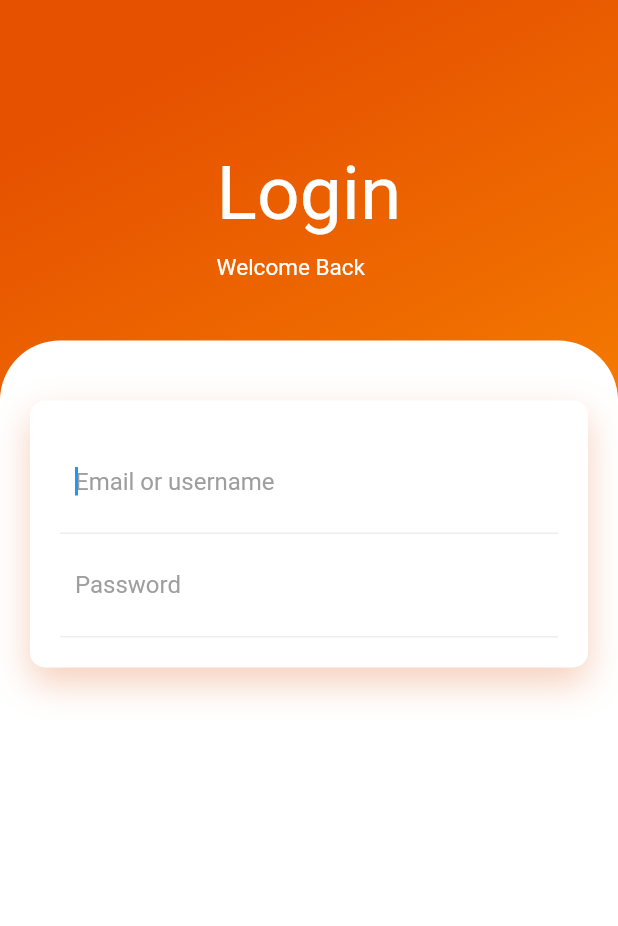
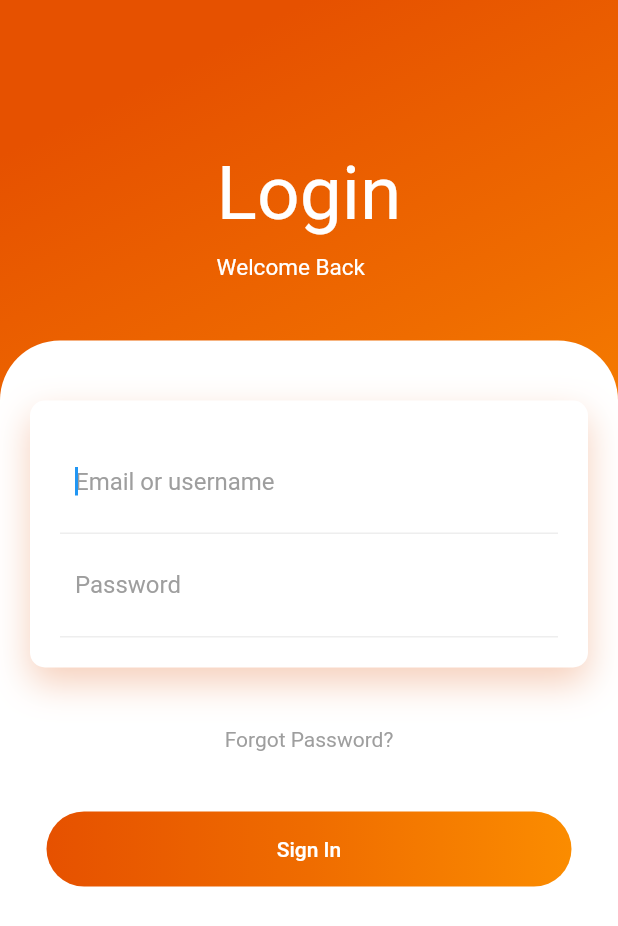
Before and after one commit to theProgrammerDavid/flutter-login, a Flutter app: the screen it shows after launch, on a phone screen of 412 x 824 dp. Shown: the top 926 px of the screen. Run offline on Flutter 3.47's test engine with Material 2 defaults, Android fonts, the phone set to English and light mode, and no system bars.

Commit message:
feat: Sign In page

```diff
--- a/GradientLogin1/lib/main.dart
+++ b/GradientLogin1/lib/main.dart
@@ -63,7 +63,7 @@ class HomePage extends StatelessWidget {
                               border: Border(
                                   bottom: BorderSide(color: Colors.grey[200]))),
                           child: TextField(
-                            autofocus: true,
+                              autofocus: true,
                               decoration: InputDecoration(
                                   hintText: "Email or username",
                                   border: InputBorder.none,
@@ -76,14 +76,41 @@ class HomePage extends StatelessWidget {
                               border: Border(
                                   bottom: BorderSide(color: Colors.grey[200]))),
                           child: TextField(
-                            obscureText: true,
+                              obscureText: true,
                               decoration: InputDecoration(
                                   hintText: "Password",
                                   border: InputBorder.none,
                                   hintStyle:
                                       TextStyle(color: Colors.grey[500]))),
-                        )
+                        ),
                       ]),
+                    ),
+                    SizedBox(height: 40),
+                    Text(
+                      "Forgot Password?",
+                      style: TextStyle(color: Colors.grey),
+                    ),
+                    SizedBox(height: 40),
+                    Container(
+                      height: 50,
+                      decoration: BoxDecoration(
+                          borderRadius: BorderRadius.circular(50),
+                          gradient: LinearGradient(
+                              // begin: Alignment.topCenter,
+                              colors: [
+                                Colors.orange[900],
+                                Colors.orange[800],
+                                Colors.orange[600]
+                              ])),
+                      child: Container(
+                        width: 350,
+                        child: FlatButton(
+                            onPressed: () => {
+                              print("Sign in button pressed")
+                            },
+                            child: Text("Sign In",
+                                style: TextStyle(color: Colors.white))),
+                      ),
                     ),
                   ])),
             )),
```
